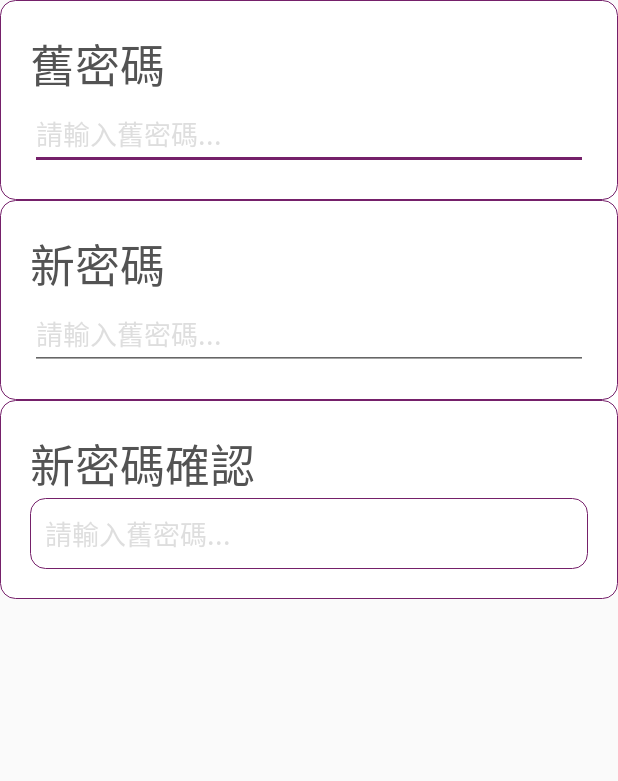
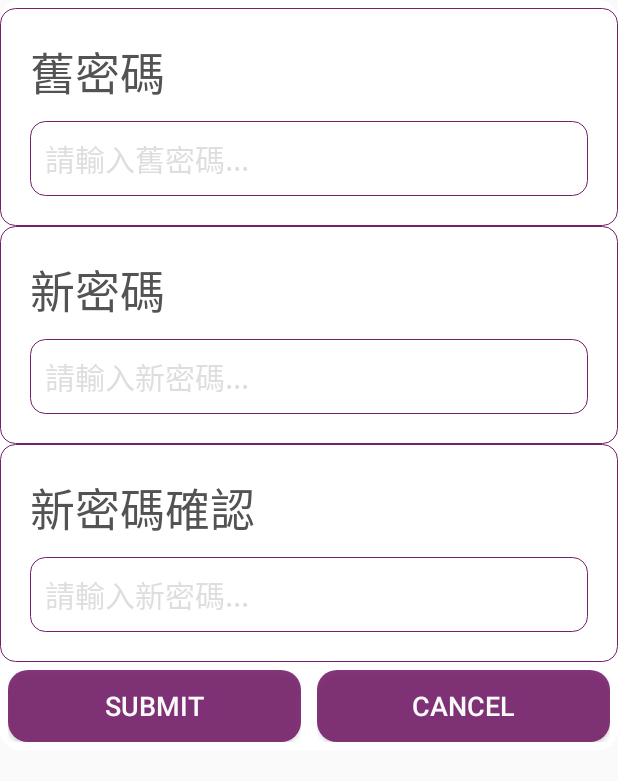
Before and after one commit to itsmystyle/Nthu-Lib-inspection-system, an Android app: the layout setting_dialog.xml on its own in the app's theme, with its tools: preview values and no code run, on a phone screen of 412 x 824 dp. Shown: the top 781 px of the screen. Run offline under Robolectric (Android 15) with nearby library versions, the phone set to English and light mode, and no system bars.

Commit message:
setting dialog v2

```diff
--- a/app/src/main/java/com/nthu/softwarestudio/app/nthulibraryinspectionsystem/Data/WebServerContract.java
+++ b/app/src/main/java/com/nthu/softwarestudio/app/nthulibraryinspectionsystem/Data/WebServerContract.java
@@ -8,7 +8,6 @@ public class WebServerContract {
 
     // user authorization
     public static final String USER_AUTHORIZATION_URL = "/User_Authorization/user_authorization.php";
-    public static final String LIST_ALL_PROBLEN_URL = "/list_perticulor_problem.php";
     public static final String USER_AUTHORIZATION_SERVER = "server";
     public static final String USER_AUTHORIZATION_SERVER_ERROR = "UNFOUND";
     public static final String USER_AUTHORIZATION_SERVER_SECURE = "secure";
@@ -20,4 +19,7 @@ public class WebServerContract {
     public static final String USER_AUTHORIZATION_USER_ACCESS_TOKEN = "access-token";
     public static final String USER_AUTHORIZATION_USER_NAME = "name";
 
+
+    // list
+    public static final String LIST_ALL_PROBLEN_URL = "/list_perticulor_problem.php";
 }
--- a/app/src/main/java/com/nthu/softwarestudio/app/nthulibraryinspectionsystem/MainActivity.java
+++ b/app/src/main/java/com/nthu/softwarestudio/app/nthulibraryinspectionsystem/MainActivity.java
@@ -1,9 +1,12 @@
 package com.nthu.softwarestudio.app.nthulibraryinspectionsystem;
 
+import android.app.Dialog;
 import android.content.Intent;
 import android.support.v7.app.AppCompatActivity;
 import android.os.Bundle;
 import android.view.View;
+import android.view.Window;
+import android.view.WindowManager;
 import android.widget.Button;
 
 import com.nthu.softwarestudio.app.nthulibraryinspectionsystem.Data.AccountHelper;
@@ -19,6 +22,8 @@ public class MainActivity extends AppCompatActivity {
     Button settingButton;
     Button signOutButton;
 
+    Dialog settingDialog;
+
     @Override
     protected void onCreate(Bundle savedInstanceState) {
         super.onCreate(savedInstanceState);
@@ -31,6 +36,31 @@ public class MainActivity extends AppCompatActivity {
         statisticButton = (Button) findViewById(R.id.main_menu_button_statistics);
         settingButton = (Button) findViewById(R.id.main_menu_button_setting);
         signOutButton = (Button) findViewById(R.id.main_menu_button_log_out);
+
+        settingButton.setOnClickListener(new View.OnClickListener() {
+            @Override
+            public void onClick(View v) {
+                settingDialog = new Dialog(v.getContext(), R.style.AppTheme_Dialog);
+                settingDialog.requestWindowFeature(Window.FEATURE_NO_TITLE);
+                settingDialog.setContentView(R.layout.setting_dialog);
+
+                Window window = settingDialog.getWindow();
+                window.setLayout(WindowManager.LayoutParams.MATCH_PARENT,
+                        WindowManager.LayoutParams.WRAP_CONTENT);
+
+                final Button sumbitButton = (Button) settingDialog.findViewById(R.id.button_setting_submit);
+                final Button cancelButton = (Button) settingDialog.findViewById(R.id.button_setting_cancel);
+
+                cancelButton.setOnClickListener(new View.OnClickListener() {
+                    @Override
+                    public void onClick(View v) {
+                        settingDialog.onBackPressed();
+                    }
+                });
+
+                settingDialog.show();
+            }
+        });
 
         signOutButton.setOnClickListener(new View.OnClickListener() {
             @Override
--- a/app/src/main/java/com/nthu/softwarestudio/app/nthulibraryinspectionsystem/Splash_Login_Activity.java
+++ b/app/src/main/java/com/nthu/softwarestudio/app/nthulibraryinspectionsystem/Splash_Login_Activity.java
@@ -48,6 +48,12 @@ public class Splash_Login_Activity extends AppCompatActivity {
         signIn.setOnClickListener(new View.OnClickListener() {
             @Override
             public void onClick(View v) {
+                if(userName.length() == 0 || userPass.length() == 0){
+                    Toast.makeText(getApplicationContext(), "Username or Password must not be empty. Please try again.",
+                            Toast.LENGTH_SHORT).show();
+                    return;
+                }
+
                 Authorization authorization = new Authorization();
                 authorization.execute(userName.getText().toString(), userPass.getText().toString());
             }
--- a/app/src/main/res/drawable/rounded_dialog_setting.xml
+++ b/app/src/main/res/drawable/rounded_dialog_setting.xml
@@ -10,7 +10,7 @@
             </solid>
 
             <corners
-                android:radius="10dp" >
+                android:radius="13dp" >
             </corners>
 
         </shape>
--- a/app/src/main/res/layout/activity_main_menu.xml
+++ b/app/src/main/res/layout/activity_main_menu.xml
@@ -16,8 +16,8 @@
             android:layout_width="wrap_content"
             android:layout_height="wrap_content"
             android:textAppearance="?android:attr/textAppearanceLarge"
-            android:text="Loading Data..."
-            android:id="@+id/textView"
+            android:text="@string/loading_data"
+            android:id="@+id/loading_data_string"
             android:layout_gravity="bottom|center_horizontal" />
     </FrameLayout>
 
--- a/app/src/main/res/layout/setting_dialog.xml
+++ b/app/src/main/res/layout/setting_dialog.xml
@@ -7,7 +7,8 @@
     <FrameLayout
         android:layout_width="match_parent"
         android:layout_height="wrap_content"
-        android:layout_weight="2">
+        android:layout_weight="2"
+        android:layout_marginTop="5dp">
 
         <LinearLayout
             android:orientation="vertical"
@@ -20,13 +21,14 @@
                 android:layout_height="match_parent"
                 android:layout_marginLeft="20dp"
                 android:layout_marginTop="20dp"
-                android:layout_marginRight="20dp">
+                android:layout_marginRight="20dp"
+                android:layout_marginBottom="10dp">
 
                 <TextView
                     android:layout_width="wrap_content"
                     android:layout_height="wrap_content"
                     android:textAppearance="?android:attr/textAppearanceLarge"
-                    android:text="舊密碼"
+                    android:text="@string/setting_old_password"
                     android:id="@+id/setting_old_password"
                     android:textSize="30sp"
                     android:textColor="@color/davy_grey" />
@@ -43,10 +45,12 @@
                     android:layout_width="match_parent"
                     android:layout_height="wrap_content"
                     android:inputType="textPassword"
-                    android:ems="10"
-                    android:id="@+id/editText"
-                    android:hint="請輸入舊密碼..."
-                    android:textColorHint="@color/dim_foreground_disabled_material_dark" />
+                    android:id="@+id/editText_old_password"
+                    android:hint="@string/setting_enter_old_password"
+                    android:textColorHint="@color/dim_foreground_disabled_material_dark"
+                    android:background="@drawable/rounded_button_menu"
+                    android:padding="10dp"
+                    android:textSize="20sp" />
             </FrameLayout>
         </LinearLayout>
     </FrameLayout>
@@ -67,14 +71,15 @@
                 android:layout_height="match_parent"
                 android:layout_marginLeft="20dp"
                 android:layout_marginTop="20dp"
-                android:layout_marginRight="20dp" >
+                android:layout_marginRight="20dp"
+                android:layout_marginBottom="10dp">
 
                 <TextView
                     android:layout_width="wrap_content"
                     android:layout_height="wrap_content"
                     android:textAppearance="?android:attr/textAppearanceLarge"
-                    android:text="新密碼"
-                    android:id="@+id/textView2"
+                    android:text="@string/setting_new_password"
+                    android:id="@+id/setting_new_password"
                     android:textSize="30sp"
                     android:textColor="@color/davy_grey" />
             </FrameLayout>
@@ -90,10 +95,12 @@
                     android:layout_width="match_parent"
                     android:layout_height="wrap_content"
                     android:inputType="textPassword"
-                    android:ems="10"
-                    android:id="@+id/editText2"
-                    android:hint="請輸入舊密碼..."
-                    android:textColorHint="@color/dim_foreground_disabled_material_dark" />
+                    android:id="@+id/editText_new_password"
+                    android:hint="@string/setting_enter_new_password"
+                    android:textColorHint="@color/dim_foreground_disabled_material_dark"
+                    android:padding="10dp"
+                    android:background="@drawable/rounded_button_menu"
+                    android:textSize="20sp" />
             </FrameLayout>
         </LinearLayout>
     </FrameLayout>
@@ -114,14 +121,15 @@
                 android:layout_height="match_parent"
                 android:layout_marginLeft="20dp"
                 android:layout_marginTop="20dp"
-                android:layout_marginRight="20dp" >
+                android:layout_marginRight="20dp"
+                android:layout_marginBottom="10dp">
 
                 <TextView
                     android:layout_width="wrap_content"
                     android:layout_height="wrap_content"
                     android:textAppearance="?android:attr/textAppearanceLarge"
-                    android:text="新密碼確認"
-                    android:id="@+id/textView3"
+                    android:text="@string/setting_new_password_2"
+                    android:id="@+id/setting_reenter_new_password"
                     android:textSize="30sp"
                     android:textColor="@color/davy_grey" />
             </FrameLayout>
@@ -137,12 +145,12 @@
                     android:layout_width="match_parent"
                     android:layout_height="wrap_content"
                     android:inputType="textPassword"
-                    android:ems="10"
-                    android:id="@+id/editText3"
-                    android:hint="請輸入舊密碼..."
+                    android:id="@+id/editText_reenter_new_password"
+                    android:hint="@string/setting_enter_new_password_2"
                     android:textColorHint="@color/dim_foreground_disabled_material_dark"
                     android:background="@drawable/rounded_button_menu"
-                    android:padding="10dp" />
+                    android:padding="10dp"
+                    android:textSize="20sp" />
             </FrameLayout>
         </LinearLayout>
     </FrameLayout>
@@ -151,5 +159,42 @@
         android:orientation="horizontal"
         android:layout_width="match_parent"
         android:layout_height="wrap_content"
-        android:layout_weight="1"></LinearLayout>
+        android:layout_weight="1">
+
+        <FrameLayout
+            android:layout_width="match_parent"
+            android:layout_height="match_parent"
+            android:layout_weight="1"
+            android:layout_margin="5dp">
+
+            <Button
+                android:layout_width="match_parent"
+                android:layout_height="wrap_content"
+                android:text="@string/setting_submit"
+                android:id="@+id/button_setting_submit"
+                android:layout_gravity="center"
+                android:background="@drawable/rounded_signin_button"
+                android:textColor="@color/white"
+                android:alpha="0.9"
+                android:textSize="18sp" />
+        </FrameLayout>
+
+        <FrameLayout
+            android:layout_width="match_parent"
+            android:layout_height="match_parent"
+            android:layout_weight="1"
+            android:layout_margin="5dp">
+
+            <Button
+                android:layout_width="match_parent"
+                android:layout_height="wrap_content"
+                android:text="@string/setting_cancel"
+                android:id="@+id/button_setting_cancel"
+                android:layout_gravity="center"
+                android:background="@drawable/rounded_signin_button"
+                android:textColor="@color/white"
+                android:alpha="0.9"
+                android:textSize="18sp" />
+        </FrameLayout>
+    </LinearLayout>
 </LinearLayout>
--- a/app/src/main/res/values/strings.xml
+++ b/app/src/main/res/values/strings.xml
@@ -5,4 +5,13 @@
     <string name="button_statistics">統計</string>
     <string name="button_setting">帳號設定</string>
     <string name="button_sign_out">Sign Out</string>
+    <string name="loading_data">Loading Data...</string>
+    <string name="setting_old_password">舊密碼</string>
+    <string name="setting_enter_old_password">請輸入舊密碼...</string>
+    <string name="setting_new_password">新密碼</string>
+    <string name="setting_enter_new_password">請輸入新密碼...</string>
+    <string name="setting_new_password_2">新密碼確認</string>
+    <string name="setting_enter_new_password_2">請輸入新密碼...</string>
+    <string name="setting_submit">Submit</string>
+    <string name="setting_cancel">Cancel</string>
 </resources>
--- a/app/src/main/res/values/styles.xml
+++ b/app/src/main/res/values/styles.xml
@@ -8,4 +8,11 @@
         <item name="colorAccent">@color/byzantium</item>
     </style>
 
+    <style name="AppTheme_Dialog" parent="Theme.AppCompat.Light.Dialog">
+        <!-- Customize your theme here. -->
+        <item name="colorPrimary">@color/byzantium1</item>
+        <item name="colorPrimaryDark">@color/byzantium</item>
+        <item name="colorAccent">@color/byzantium</item>
+    </style>
+
 </resources>
```
